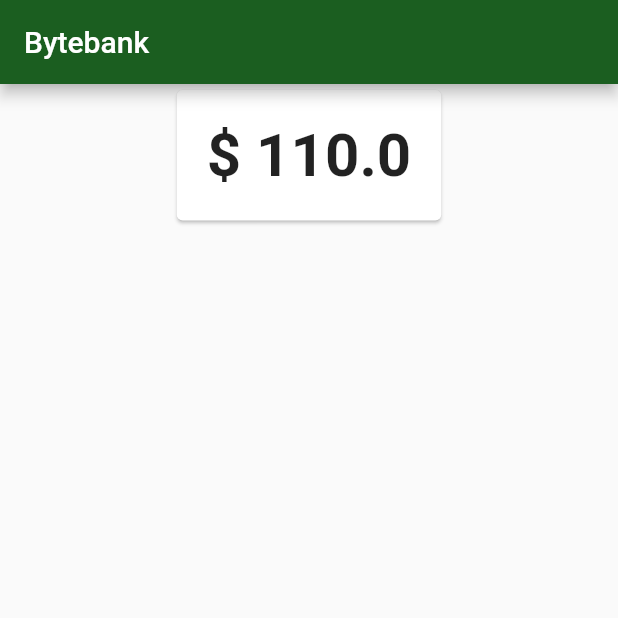
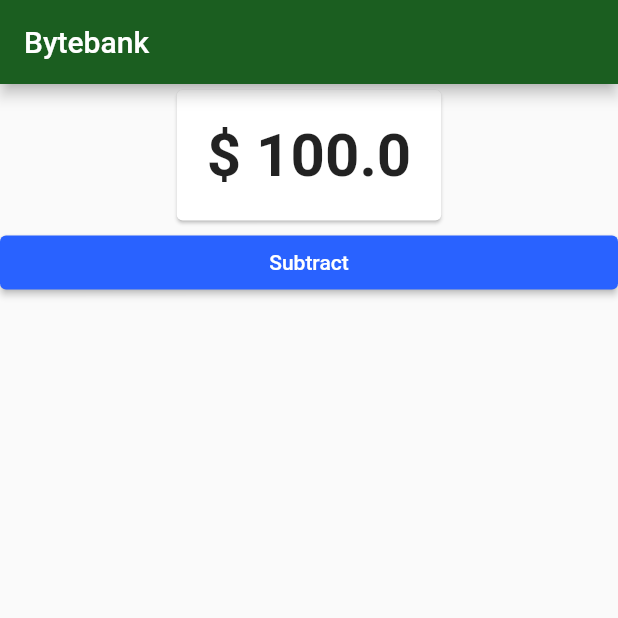
Before and after one commit to Kakomo/Flutter-Provider, a Flutter app: the screen it shows after launch, on a phone screen of 412 x 824 dp, the top half of it. Run offline on Flutter 3.47's test engine with Material 2 defaults, Android fonts, the phone set to English and light mode, and no system bars.

Commit message:
Class 3 - Lesson 3

```diff
--- a/lib/components/BalanceCard.dart
+++ b/lib/components/BalanceCard.dart
@@ -1,24 +1,26 @@
 import 'package:bytebank/models/balance.dart';
 import 'package:flutter/cupertino.dart';
 import 'package:flutter/material.dart';
+import 'package:provider/provider.dart';
 
 class BalanceCard extends StatelessWidget {
-  final Balance balance;
-  BalanceCard(this.balance);
-
   @override
   Widget build(BuildContext context) {
     return Card(
       child: Padding(
         padding: EdgeInsets.all(20.0),
-        child: Text(
-          balance.toString(),
-          textAlign: TextAlign.center,
-          style: TextStyle(
-            fontSize: 40,
-            fontWeight: FontWeight.bold,
-          ),
-        ),
+        child: Consumer<Balance>(
+          builder: (context, value, child){
+            return Text(
+              value.toString(),
+              textAlign: TextAlign.center,
+              style: TextStyle(
+                fontSize: 40,
+                fontWeight: FontWeight.bold,
+              ),
+            );
+          },
+        )
       ),
     );
   }
--- a/lib/main.dart
+++ b/lib/main.dart
@@ -6,7 +6,7 @@ import 'package:provider/provider.dart';
 
 void main() {
   runApp(ChangeNotifierProvider(
-    create: (context) => Balance(0),
+    create: (context) => Balance(100),
     child: ByteBankApp(),
   ));
 }
--- a/lib/models/balance.dart
+++ b/lib/models/balance.dart
@@ -1,9 +1,17 @@
 import 'package:flutter/cupertino.dart';
-import 'package:provider/provider.dart';
 
 class Balance extends ChangeNotifier{
-  final double value;
+  double value;
   Balance(this.value);
+
+  void add(double value){
+    this.value += value;
+    notifyListeners();
+  }
+  void subtract(double value){
+    this.value -=value;
+    notifyListeners();
+  }
 
   @override
   String toString(){
--- a/lib/screens/dashboard.dart
+++ b/lib/screens/dashboard.dart
@@ -1,19 +1,32 @@
 import 'package:bytebank/components/BalanceCard.dart';
 import 'package:bytebank/models/balance.dart';
 import 'package:flutter/material.dart';
+import 'package:provider/provider.dart';
 
 class Dashboard extends StatelessWidget {
   @override
   Widget build(BuildContext context) {
     return Scaffold(
-      appBar: AppBar(
-        title: Text('Bytebank'),
-      ),
-      body: Align(
-          alignment: Alignment.topCenter,
-          child: BalanceCard(
-            Balance(110.0),
-          )),
-    );
+        appBar: AppBar(
+          title: Text('Bytebank'),
+        ),
+        body: ListView(
+          children: [
+            Align(
+              alignment: Alignment.topCenter,
+              child: BalanceCard(),
+            ),
+            Consumer<Balance>(
+              builder:(context,balance,child) {
+                return RaisedButton(
+                  child: Text('Subtract'),
+                  onPressed: () {
+                    balance.subtract(10);
+                  },
+                );
+              }
+            )
+          ],
+        ));
   }
 }
```
